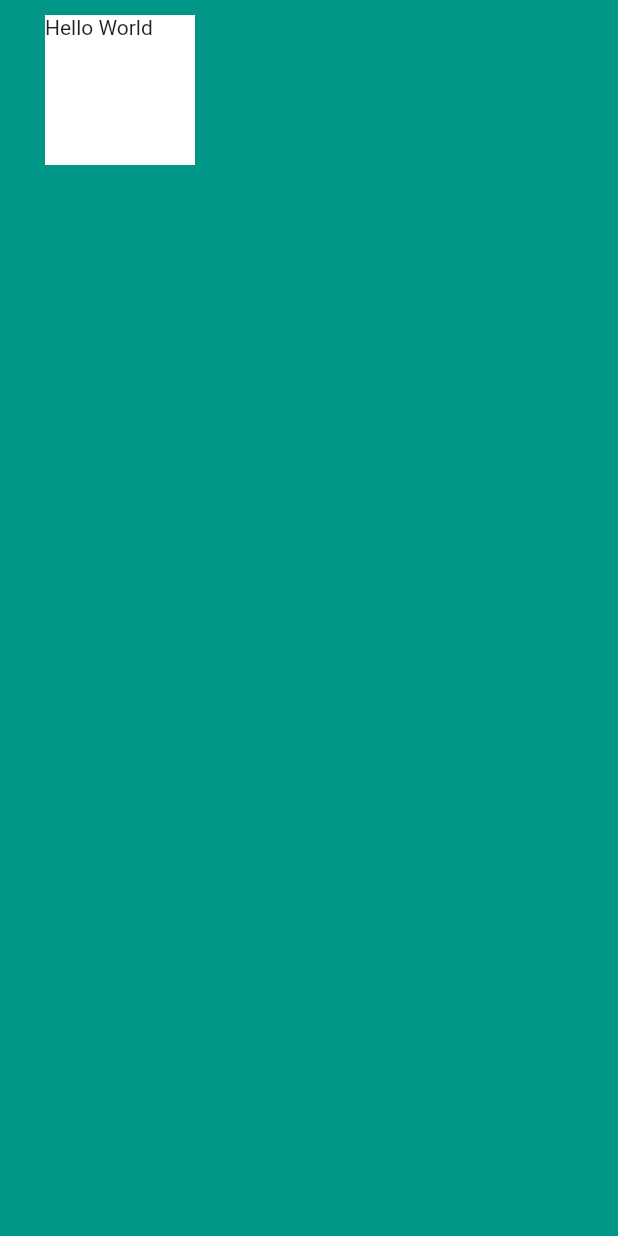
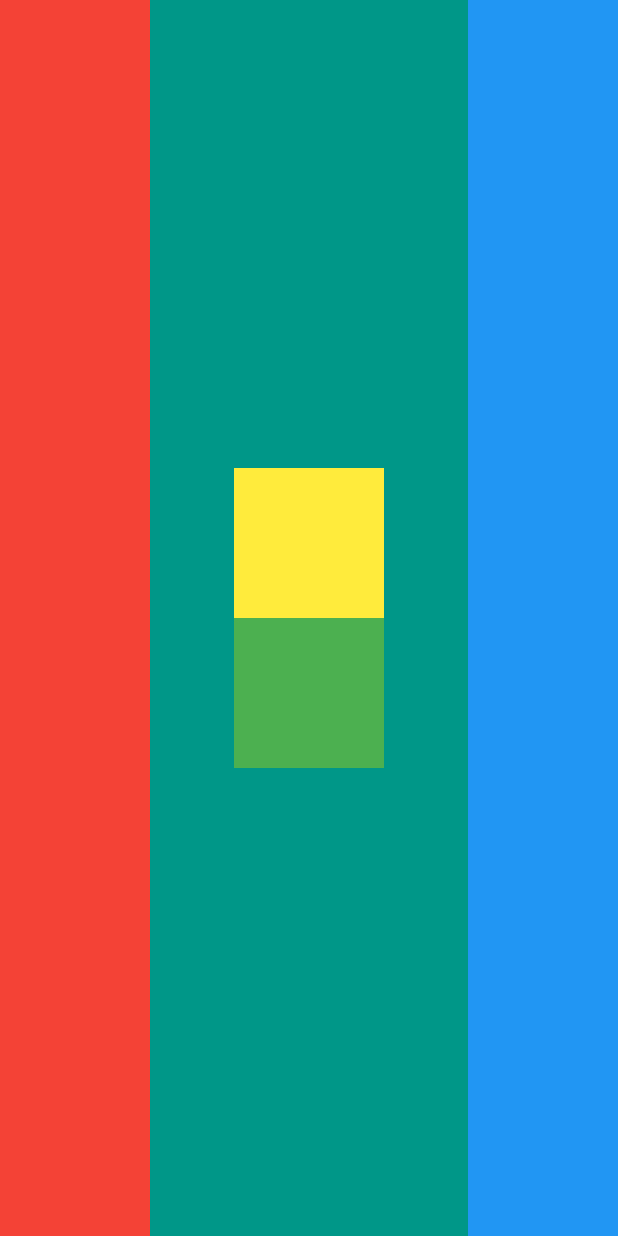
Before and after one commit to ThuanyDeSouza/cartao_visita, a Flutter app: the screen it shows after launch, on a phone screen of 412 x 824 dp. Run offline on Flutter 3.47's test engine with Material 2 defaults, Android fonts, the phone set to English and light mode, and no system bars.

Commit message:
Aula 4 - atividade 1

```diff
--- a/lib/main.dart
+++ b/lib/main.dart
@@ -13,17 +13,34 @@ class BusinessCard extends StatelessWidget {
         home: Scaffold(
           backgroundColor: Colors.teal,
           body: SafeArea(
-            child: Container(
-              child: const Text("Hello World"),
-              color: Colors.white,
-              width: 100,
-              height: 100,
-              //margin: EdgeInsets.all(30),
-              //margin: EdgeInsets.symmetric(
-              //  vertical: 10,
-              //  horizontal: 50,
-              //),
-              margin: EdgeInsets.fromLTRB(30, 10, 20, 50),
+            child: Row(
+              mainAxisAlignment: MainAxisAlignment.spaceBetween,
+              children: [
+                Container(
+                  color: Colors.red,
+                  width: 100,
+                ),
+                Column(
+                  mainAxisAlignment: MainAxisAlignment.center,
+                  children: [
+                    Container(
+                      color: Colors.yellow,
+                      width: 100,
+                      height: 100,
+                      alignment: Alignment.center,
+                    ),Container(
+                      color: Colors.green,
+                      width: 100,
+                      height: 100,
+                      alignment: Alignment.center,
+                    ),
+                  ],
+                ),
+                Container(
+                  color: Colors.blue,
+                  width: 100,
+                ),
+              ],
             ),
           ),
         )
```
